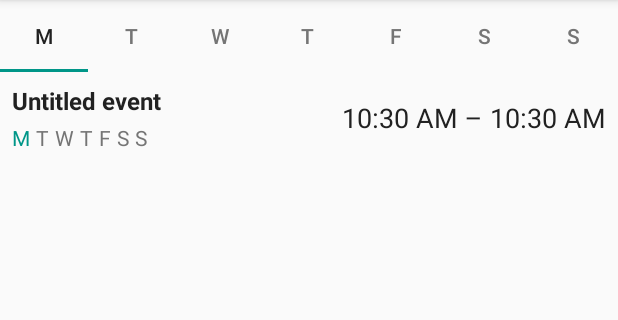
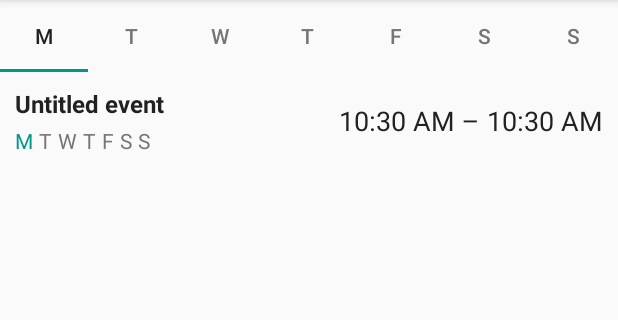
Before and after one commit to kuprelis/ScheduleNotifier, an Android app: the screen it shows after launch (EventListActivity), in the options menu, after a tap on "Disable notifications", on a phone screen of 412 x 824 dp, the part 84-404 px from its top. Run offline under Robolectric (Android 15) with nearby library versions, the phone set to English and light mode, and no system bars.

```diff
--- a/app/src/main/java/com/simaskuprelis/schedulenotifier/activity/EventPagerActivity.java
+++ b/app/src/main/java/com/simaskuprelis/schedulenotifier/activity/EventPagerActivity.java
@@ -2,9 +2,11 @@ package com.simaskuprelis.schedulenotifier.activity;
 
 import android.os.Bundle;
 import android.support.v4.app.Fragment;
+import android.support.v4.app.FragmentManager;
 import android.support.v4.app.FragmentStatePagerAdapter;
 import android.support.v4.view.ViewPager;
 import android.support.v7.app.AppCompatActivity;
+import android.view.MenuItem;
 
 import com.simaskuprelis.schedulenotifier.Event;
 import com.simaskuprelis.schedulenotifier.fragment.EventFragment;
@@ -23,22 +25,16 @@ public class EventPagerActivity extends AppCompatActivity implements EventFragme
     @Override
     protected void onCreate(Bundle savedInstanceState) {
         super.onCreate(savedInstanceState);
+
+        getSupportActionBar().setDisplayHomeAsUpEnabled(true);
+
+        mEvents = EventManager.get(this).getEvents(getIntent().getIntExtra(EXTRA_DAY, 0));
+
         mViewPager = new ViewPager(this);
         mViewPager.setId(R.id.viewPager);
         setContentView(mViewPager);
-        mEvents = EventManager.get(this).getEvents(getIntent().getIntExtra(EXTRA_DAY, 0));
-        mViewPager.setAdapter(new FragmentStatePagerAdapter(getSupportFragmentManager()) {
-            @Override
-            public Fragment getItem(int position) {
-                Event e = mEvents.get(position);
-                return EventFragment.newInstance(e.getId());
-            }
+        mViewPager.setAdapter(new EventListPagerAdapter(getSupportFragmentManager()));
 
-            @Override
-            public int getCount() {
-                return mEvents.size();
-            }
-        });
         UUID id = (UUID) getIntent().getSerializableExtra(EventFragment.EXTRA_EVENT_ID);
         for (int i = 0; i < mEvents.size(); i++) {
             if (mEvents.get(i).getId().equals(id)) {
@@ -49,8 +45,35 @@ public class EventPagerActivity extends AppCompatActivity implements EventFragme
     }
 
     @Override
+    public boolean onOptionsItemSelected(MenuItem item) {
+        if (item.getItemId() == android.R.id.home) {
+            finish();
+            return true;
+        }
+        return super.onOptionsItemSelected(item);
+    }
+
+    @Override
     public void onEventUpdated(Event event) {
         setResult(RESULT_OK);
         if (event == null) finish();
     }
+
+    private class EventListPagerAdapter extends FragmentStatePagerAdapter {
+
+        public EventListPagerAdapter(FragmentManager fm) {
+            super(fm);
+        }
+
+        @Override
+        public Fragment getItem(int position) {
+            Event e = mEvents.get(position);
+            return EventFragment.newInstance(e.getId());
+        }
+
+        @Override
+        public int getCount() {
+            return mEvents.size();
+        }
+    }
 }
--- a/app/src/main/java/com/simaskuprelis/schedulenotifier/fragment/EventListFragment.java
+++ b/app/src/main/java/com/simaskuprelis/schedulenotifier/fragment/EventListFragment.java
@@ -55,6 +55,7 @@ public class EventListFragment extends Fragment {
         super.onCreate(savedInstanceState);
         mDay = getArguments().getInt(KEY_DAY);
         mEvents = EventManager.get(getContext()).getEvents(mDay);
+        setRetainInstance(true);
     }
 
     @Override
@@ -79,7 +80,6 @@ public class EventListFragment extends Fragment {
 
     public interface Callbacks {
         void onEventSelected(Event event, int day);
-        void onEventDeleted(Event event);
     }
 
     private class EventListAdapter extends RecyclerView.Adapter<EventListAdapter.EventViewHolder> {
--- a/app/src/main/java/com/simaskuprelis/schedulenotifier/fragment/EventListPagerFragment.java
+++ b/app/src/main/java/com/simaskuprelis/schedulenotifier/fragment/EventListPagerFragment.java
@@ -57,7 +57,7 @@ public class EventListPagerFragment extends Fragment {
 
         mPager = (ViewPager) v.findViewById(R.id.list_pager);
         mAdapter = new ListPagerAdapter(getChildFragmentManager());
-        updateUI();
+        mPager.setAdapter(mAdapter);
         mPager.setCurrentItem(Utils.getDay(Calendar.getInstance()));
 
         mTabs = (TabLayout) v.findViewById(R.id.pager_tabs);
@@ -113,7 +113,9 @@ public class EventListPagerFragment extends Fragment {
     }
 
     public void updateUI() {
+        int index = mPager.getCurrentItem();
         mPager.setAdapter(mAdapter);
+        mPager.setCurrentItem(index);
     }
 
     public interface Callbacks {
--- a/app/src/main/res/layout/activity_twopane.xml
+++ b/app/src/main/res/layout/activity_twopane.xml
@@ -12,9 +12,9 @@
         android:layout_weight="2" />
 
     <View
-        android:layout_width="2dp"
+        android:layout_width="1dp"
         android:layout_height="match_parent"
-        android:background="?android:attr/listDivider"/>
+        android:background="?attr/dividerVertical"/>
 
     <FrameLayout
         android:id="@+id/detailFragmentContainer"
--- a/app/src/main/res/layout/list_item_event.xml
+++ b/app/src/main/res/layout/list_item_event.xml
@@ -2,7 +2,8 @@
 <LinearLayout xmlns:android="http://schemas.android.com/apk/res/android"
     android:layout_width="match_parent"
     android:layout_height="wrap_content"
-    android:layout_margin="8dp" >
+    android:padding="10dp"
+    android:background="?android:attr/selectableItemBackground">
 
     <LinearLayout
         android:layout_width="0dp"
--- a/app/src/main/res/values/colors.xml
+++ b/app/src/main/res/values/colors.xml
@@ -6,5 +6,4 @@
     <color name="accent">#009688</color>
     <color name="primary_text">#212121</color>
     <color name="secondary_text">#757575</color>
-    <color name="divider">#BDBDBD</color>
 </resources>
```
Also changed, not shown: app/src/main/java/com/simaskuprelis/schedulenotifier/TimerService.java (+14 -1 lines), app/src/main/java/com/simaskuprelis/schedulenotifier/activity/EventListActivity.java (+0 -11 lines).
